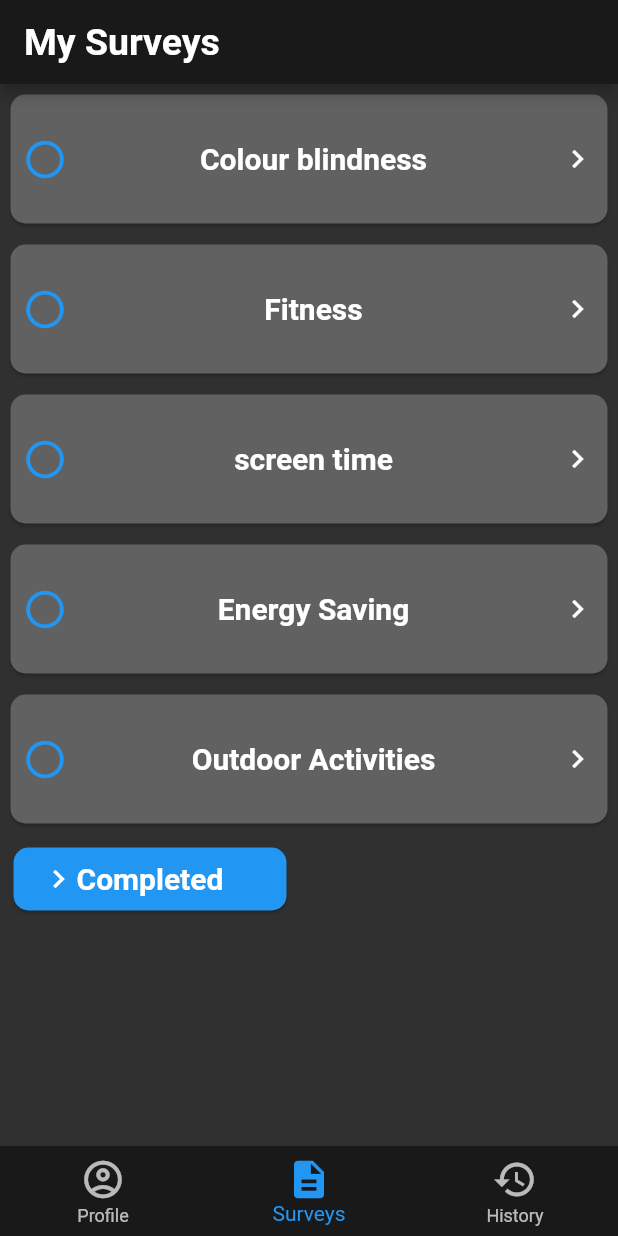
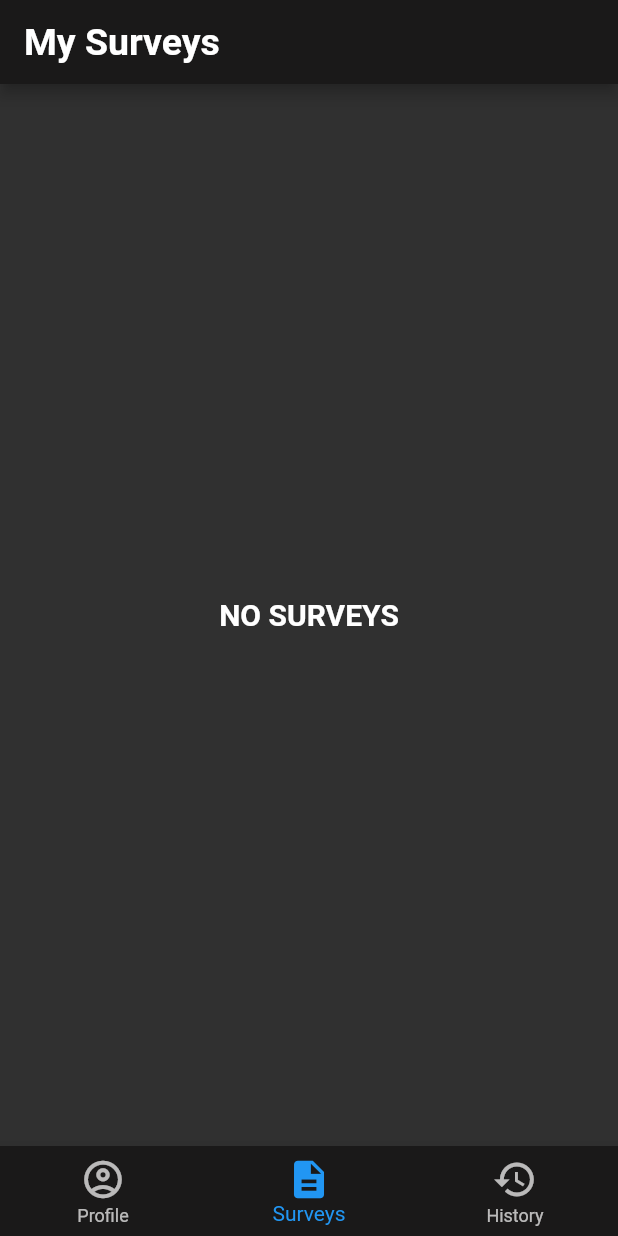
Before and after one commit to BraydenKlemens/FlutterApps, a Flutter app: the screen it shows once a user with an empty profile is signed in, on a phone screen of 412 x 824 dp. Run offline on Flutter 3.47's test engine with Material 2 defaults, Android fonts, the phone set to English and light mode, and no system bars; our stand-ins replace cloud_firestore, firebase_auth, firebase_core, flutter_form_builder, webview_flutter; accounts and stored records are empty.

Commit message:
Finish hard stuff

```diff
--- a/survey_app/lib/models/complete_survey.dart
+++ /dev/null
@@ -1,14 +0,0 @@
-class CompleteSurvey {
-  final String name;
-  final String url;
-  bool isCompleted;
-  DateTime date;
-
-  CompleteSurvey({
-    required this.name,
-    required this.url,
-    required this.isCompleted,
-    required this.date
-  });
-
-}
--- a/survey_app/lib/models/load_data.dart
+++ b/survey_app/lib/models/load_data.dart
@@ -1,3 +1,8 @@
+/*
+ * The format of the json for this file is strict and should be followed for the app to function properly
+ * Instead, Surveys may be added using the firebase console
+ */
+
 class LoadData {
 
   static List userData = [
@@ -6,12 +11,16 @@ class LoadData {
       "user": "b@b.com",
       "surveys": [
         {
-          "name": "Energy Survey",
-          "Url": "https://uoguelph.eu.qualtrics.com/jfe/form/SV_0dYKo3NuYi1oVpk"
+          "title": "Energy Survey",
+          "url": "https://uoguelph.eu.qualtrics.com/jfe/form/SV_0dYKo3NuYi1oVpk"
         },
         {
-          "name": "Colour Blindness",
-          "Url": "https://uoguelph.eu.qualtrics.com/jfe/form/SV_0dYKo3NuYi1oVpk"
+          "title": "Colour Blindness",
+          "url": "https://uoguelph.eu.qualtrics.com/jfe/form/SV_0dYKo3NuYi1oVpk"
+        },
+        {
+          "title": "Screen Time",
+          "url": "https://uoguelph.eu.qualtrics.com/jfe/form/SV_0dYKo3NuYi1oVpk"
         }
       ]
     },
@@ -19,8 +28,8 @@ class LoadData {
       "user": "a@a.com",
       "surveys": [
         {
-          "name": "Fitness",
-          "Url": "https://uoguelph.eu.qualtrics.com/jfe/form/SV_0dYKo3NuYi1oVpk"
+          "title": "Fitness",
+          "url": "https://uoguelph.eu.qualtrics.com/jfe/form/SV_0dYKo3NuYi1oVpk"
         }
       ]
     },
@@ -28,8 +37,8 @@ class LoadData {
       "user": "c@c.com",
       "surveys": [
         {
-          "name": "Screen Time",
-          "Url": "https://uoguelph.eu.qualtrics.com/jfe/form/SV_0dYKo3NuYi1oVpk"
+          "title": "Screen Time",
+          "url": "https://uoguelph.eu.qualtrics.com/jfe/form/SV_0dYKo3NuYi1oVpk"
         }
       ]
     },
--- a/survey_app/lib/models/my_surveys.dart
+++ /dev/null
@@ -1,32 +0,0 @@
-import 'survey.dart';
-
-///Contains a list of the attractions in guelph
-class MySurveys {
-  static List<Survey> surveys = [
-    Survey(
-      name: 'Colour blindness',
-      url: 'https://uoguelph.eu.qualtrics.com/jfe/form/SV_0dYKo3NuYi1oVpk',
-      isCompleted: false,
-    ),
-    Survey(
-      name: 'Fitness',
-      url: 'https://uoguelph.eu.qualtrics.com/jfe/form/SV_0dYKo3NuYi1oVpk',
-      isCompleted: false,
-    ),
-    Survey(
-      name: 'screen time',
-      url: 'https://uoguelph.eu.qualtrics.com/jfe/form/SV_0dYKo3NuYi1oVpk',
-      isCompleted: false,
-    ),
-    Survey(
-      name: 'Energy Saving',
-      url: 'https://uoguelph.eu.qualtrics.com/jfe/form/SV_0dYKo3NuYi1oVpk',
-      isCompleted: false,
-    ),
-    Survey(
-      name: 'Outdoor Activities',
-      url: 'https://uoguelph.eu.qualtrics.com/jfe/form/SV_0dYKo3NuYi1oVpk',
-      isCompleted: false,
-    ),
-  ];
-}
--- a/survey_app/lib/models/survey.dart
+++ b/survey_app/lib/models/survey.dart
@@ -1,13 +1,13 @@
 class Survey {
-  final String name;
+  final String title;
   final String url;
-  bool isCompleted;
+  final DateTime date;
   //Will have a datetime eventually
 
   Survey({
-    required this.name,
+    required this.title,
     required this.url,
-    required this.isCompleted,
+    required this.date,
   });
 
 }
--- a/survey_app/lib/screens/history_screen.dart
+++ b/survey_app/lib/screens/history_screen.dart
@@ -20,7 +20,7 @@ class _HistoryScreenState extends State<HistoryScreen> {
       ),
       body: Consumer<AppProvider>(
         builder: (context, appState, child) {
-          var completedsurveys = appState.completedSurveys;
+          var completedsurveys = appState.completeSurveys;
           if(completedsurveys.isNotEmpty){
             return ListView(
               children: [
@@ -29,7 +29,7 @@ class _HistoryScreenState extends State<HistoryScreen> {
                     padding: const EdgeInsets.all(8.0),
                     child: ListTile(
                       leading: const Icon(Icons.check_circle),
-                      title: Text(completedsurveys[i].name, style: const TextStyle(fontSize: 20)),
+                      title: Text(completedsurveys[i].title, style: const TextStyle(fontSize: 20)),
                       subtitle: Text(completedsurveys[i].date.toString().substring(0,19), style: const TextStyle(fontSize: 18)),
                       tileColor: Colors.blue,
                       shape: RoundedRectangleBorder(borderRadius: BorderRadius.circular(10.0))
--- a/survey_app/lib/screens/home_screen.dart
+++ b/survey_app/lib/screens/home_screen.dart
@@ -1,9 +1,9 @@
 import 'package:flutter/material.dart';
 import 'package:provider/provider.dart';
+import 'package:survey_app/widgets/complete_tile.dart';
 import 'package:survey_app/widgets/filter_complete.dart';
-import '../models/survey.dart';
+import 'package:survey_app/widgets/survey_tile.dart';
 import '../providers/app_provider.dart';
-import 'survey_screen.dart';
 
 class HomeScreen extends StatelessWidget{
   const HomeScreen({ Key? key }) : super(key: key);
@@ -18,13 +18,13 @@ class HomeScreen extends StatelessWidget{
       body: Consumer<AppProvider>(
         builder: (context, appState,_) {
           var surveys = appState.surveys;
-          var completed = appState.completedSurveys;
+          var completed = appState.completeSurveys;
           if(surveys.isNotEmpty){
             return ListView( //Make this a ListView.builder() so it only renders the surveys on screen
               children: [
                 //incomplete surveys
                 for(int i = 0; i < surveys.length; i++)
-                  CustomListTile(survey: surveys[i], index: i),
+                  SurveyTile(survey: surveys[i], index: i),
 
                 //Show complete surveys or not
                 FilterComplete(showCompleted: appState.showCompleted),
@@ -34,10 +34,7 @@ class HomeScreen extends StatelessWidget{
                   for(int i = 0; i < completed.length; i++)
                     Visibility(
                       visible: appState.showCompleted,
-                      child: CustomListTile(
-                        survey: surveys[i],
-                        index: i
-                      )
+                      child: CompleteSurveyTile(survey: completed[i],index: i)
                     ),
                 if (completed.isEmpty && appState.showCompleted)
                   const Padding(
@@ -49,7 +46,7 @@ class HomeScreen extends StatelessWidget{
           }else{
             return const Center(
               child: Text(
-                'NO SURVEYS TO COMPLETE',
+                'NO SURVEYS',
                 style: TextStyle(
                   fontSize: 20,
                   fontWeight: FontWeight.bold
@@ -62,66 +59,3 @@ class HomeScreen extends StatelessWidget{
     );
   }
 }
-
-class CustomListTile extends StatefulWidget {
-
-  final Survey survey;
-  final int index;
-
-  const CustomListTile({
-    Key? key,
-    required this.survey,
-    required this.index,
-  }) : super(key: key);
-
-  @override
-  State<CustomListTile> createState() => _CustomListTileState();
-}
-
-class _CustomListTileState extends State<CustomListTile> {
-
-  @override
-  Widget build(BuildContext context) {
-    return Container(
-      height: 100,
-      padding: const EdgeInsets.all(3.0),
-      child: Card(
-        color: Colors.grey[700],
-        shape: RoundedRectangleBorder(
-          borderRadius: BorderRadius.circular(10.0),
-        ),
-        child: InkWell(
-          onTap: () {
-            if(!widget.survey.isCompleted){
-              Navigator.push(context, MaterialPageRoute(
-                builder: (context) => SurveyScreen(
-                  survey: widget.survey,
-                  index: widget.index,
-                )
-              ));
-            }
-          },
-          child: Row(
-            mainAxisAlignment: MainAxisAlignment.spaceBetween,
-            children: [
-              (!widget.survey.isCompleted)
-                ? const Padding(
-                  padding: EdgeInsets.all(8.0),
-                  child: Icon(Icons.circle_outlined, size: 30, color: Colors.blue),
-                )
-                : const Padding(
-                  padding: EdgeInsets.all(8.0),
-                  child: Icon(Icons.check_circle, size: 30, color: Colors.blue),
-                ),
-              Text(widget.survey.name, style: const TextStyle(fontSize: 20, fontWeight: FontWeight.bold)),
-              const Padding(
-                padding: EdgeInsets.all(8.0),
-                child: Icon(Icons.navigate_next),
-              )
-            ],
-          ),
-        )
-      )
-    );
-  }
-}
--- a/survey_app/lib/screens/survey_screen.dart
+++ b/survey_app/lib/screens/survey_screen.dart
@@ -38,7 +38,7 @@
         onPageFinished: (String currentPage){
           //This means the survey has finished and we can update the state
           if(currentPage == 'https://qemg.uoguelph.ca/thank-you/'){
-            Provider.of<AppProvider>(context, listen: false).completeSurvey(widget.index, widget.survey);
+            Provider.of<AppProvider>(context, listen: false).completeSurvey(widget.index);
           }
         },
       )
--- a/survey_app/lib/widgets/complete_tile.dart
+++ b/survey_app/lib/widgets/complete_tile.dart
@@ -13,7 +13,7 @@
  */
 
 import 'package:flutter/material.dart';
-import '../models/survey.dart';
+import 'package:survey_app/models/survey.dart';
 import '../screens/survey_screen.dart';
 
 class CompleteSurveyTile extends StatelessWidget {
@@ -37,14 +37,12 @@ class CompleteSurveyTile extends StatelessWidget {
         ),
         child: InkWell(
           onTap: () {
-            if(survey.isCompleted){
             Navigator.push(context, MaterialPageRoute(
               builder: (context) => SurveyScreen(
                 survey: survey,
                 index: index,
               )
             ));
-            }
           },
           child: Row(
             mainAxisAlignment: MainAxisAlignment.spaceBetween,
@@ -53,7 +51,7 @@ class CompleteSurveyTile extends StatelessWidget {
                   padding: EdgeInsets.all(8.0),
                   child: Icon(Icons.check_circle, size: 30, color: Colors.blue),
                 ),
-              Text(survey.name, style: const TextStyle(fontSize: 20)),
+              Text(survey.title, style: const TextStyle(fontSize: 20)),
               const Padding(
                 padding: EdgeInsets.all(8.0),
                 child: Icon(Icons.navigate_next),
```
Also changed, not shown: survey_app/lib/providers/app_provider.dart (+104 -45 lines), survey_app/lib/widgets/survey_tile.dart (+2 -5 lines). Lines whose indentation alone changed are shown as unchanged.
